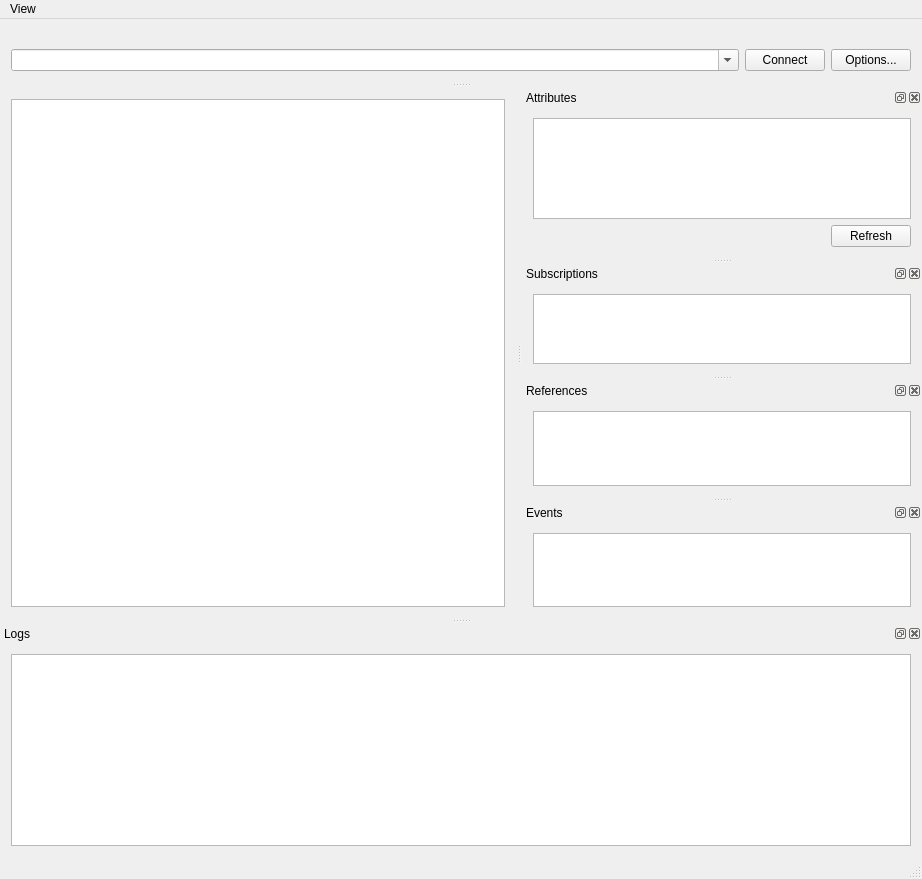
First picture: the form in client/mainwindow_ui.ui, repository ilManno/OPCUA_PyClient_NodeServer, before the edit.
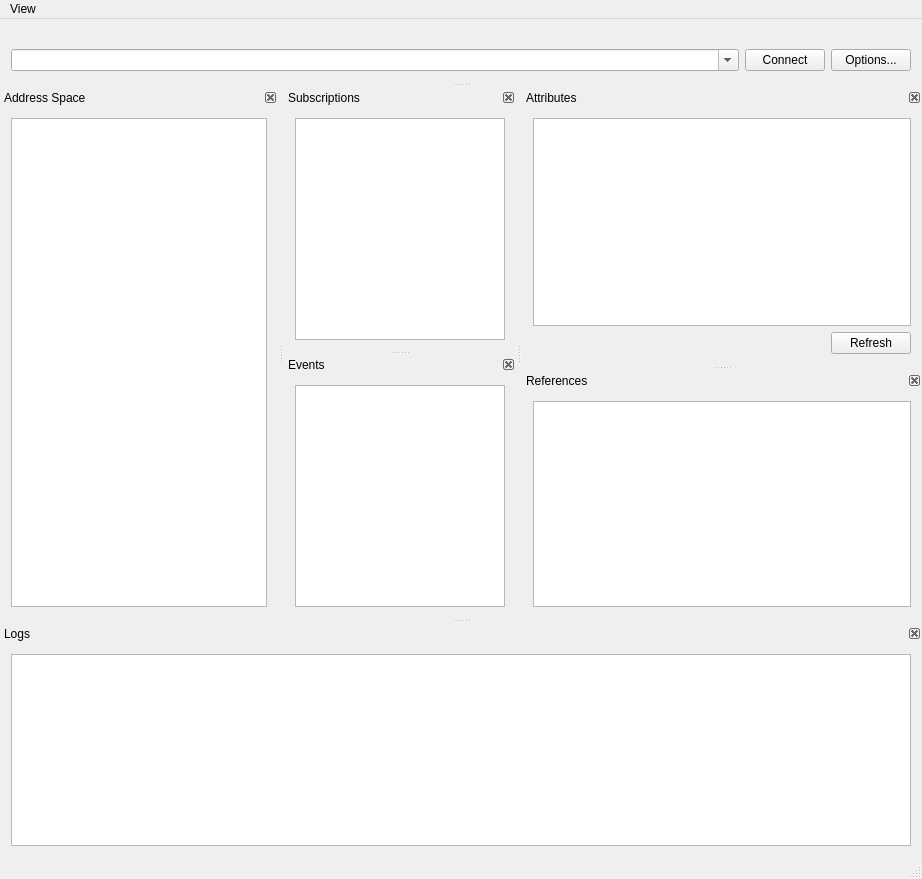
Second picture: the form after the edit. Icons and pictures are not drawn.

Commit message: Change docks placement and fix address space context menu

```diff
--- a/client/mainwindow_ui.ui
+++ b/client/mainwindow_ui.ui
@@ -18,37 +18,103 @@
     <normaloff>uawidgets/icons/client.svg</normaloff>uawidgets/icons/client.svg</iconset>
   </property>
   <widget class="QWidget" name="centralWidget">
-   <layout class="QGridLayout" name="gridLayout_2">
+   <layout class="QGridLayout" name="gridLayout_7">
+    <property name="leftMargin">
+     <number>0</number>
+    </property>
+    <property name="topMargin">
+     <number>0</number>
+    </property>
+    <property name="rightMargin">
+     <number>0</number>
+    </property>
+    <property name="bottomMargin">
+     <number>0</number>
+    </property>
     <item row="0" column="0">
      <widget class="QSplitter" name="splitter">
-      <property name="sizePolicy">
-       <sizepolicy hsizetype="Preferred" vsizetype="Preferred">
-        <horstretch>0</horstretch>
-        <verstretch>0</verstretch>
-       </sizepolicy>
-      </property>
       <property name="orientation">
-       <enum>Qt::Horizontal</enum>
+       <enum>Qt::Vertical</enum>
       </property>
-      <widget class="QTreeView" name="treeView">
+      <widget class="QDockWidget" name="subDockWidget">
        <property name="sizePolicy">
-        <sizepolicy hsizetype="Fixed" vsizetype="Expanding">
+        <sizepolicy hsizetype="Expanding" vsizetype="Preferred">
          <horstretch>0</horstretch>
          <verstretch>0</verstretch>
         </sizepolicy>
        </property>
-       <property name="contextMenuPolicy">
-        <enum>Qt::ActionsContextMenu</enum>
+       <property name="features">
+        <set>QDockWidget::DockWidgetClosable|QDockWidget::DockWidgetMovable</set>
        </property>
-       <property name="editTriggers">
-        <set>QAbstractItemView::NoEditTriggers</set>
+       <property name="windowTitle">
+        <string>Subscriptions</string>
        </property>
-       <property name="dragEnabled">
-        <bool>true</bool>
+       <widget class="QWidget" name="dockWidgetContents_7">
+        <property name="sizePolicy">
+         <sizepolicy hsizetype="Expanding" vsizetype="Preferred">
+          <horstretch>0</horstretch>
+          <verstretch>0</verstretch>
+         </sizepolicy>
+        </property>
+        <layout class="QGridLayout" name="gridLayout_3">
+         <item row="0" column="0">
+          <widget class="QTableView" name="subView">
+           <property name="acceptDrops">
+            <bool>true</bool>
+           </property>
+           <property name="editTriggers">
+            <set>QAbstractItemView::NoEditTriggers</set>
+           </property>
+           <property name="dragDropOverwriteMode">
+            <bool>false</bool>
+           </property>
+           <property name="dragDropMode">
+            <enum>QAbstractItemView::DropOnly</enum>
+           </property>
+           <attribute name="horizontalHeaderStretchLastSection">
+            <bool>true</bool>
+           </attribute>
+          </widget>
+         </item>
+        </layout>
+       </widget>
+      </widget>
+      <widget class="QDockWidget" name="evDockWidget">
+       <property name="sizePolicy">
+        <sizepolicy hsizetype="Expanding" vsizetype="Preferred">
+         <horstretch>0</horstretch>
+         <verstretch>0</verstretch>
+        </sizepolicy>
        </property>
-       <property name="dragDropMode">
-        <enum>QAbstractItemView::DragOnly</enum>
+       <property name="features">
+        <set>QDockWidget::DockWidgetClosable|QDockWidget::DockWidgetMovable</set>
        </property>
+       <property name="windowTitle">
+        <string>Events</string>
+       </property>
+       <widget class="QWidget" name="dockWidgetContents_8">
+        <property name="sizePolicy">
+         <sizepolicy hsizetype="Expanding" vsizetype="Preferred">
+          <horstretch>0</horstretch>
+          <verstretch>0</verstretch>
+         </sizepolicy>
+        </property>
+        <layout class="QGridLayout" name="gridLayout_2">
+         <item row="0" column="0">
+          <widget class="QListView" name="evView">
+           <property name="acceptDrops">
+            <bool>true</bool>
+           </property>
+           <property name="editTriggers">
+            <set>QAbstractItemView::NoEditTriggers</set>
+           </property>
+           <property name="dragDropMode">
+            <enum>QAbstractItemView::DropOnly</enum>
+           </property>
+          </widget>
+         </item>
+        </layout>
+       </widget>
       </widget>
      </widget>
     </item>
@@ -84,6 +150,9 @@
      <height>170</height>
     </size>
    </property>
+   <property name="features">
+    <set>QDockWidget::DockWidgetClosable|QDockWidget::DockWidgetMovable</set>
+   </property>
    <property name="windowTitle">
     <string>Attributes</string>
    </property>
@@ -106,9 +175,6 @@
     <layout class="QGridLayout" name="gridLayout_4">
      <item row="0" column="0" colspan="2">
       <widget class="QTreeView" name="attrView">
-       <property name="sizeAdjustPolicy">
-        <enum>QAbstractScrollArea::AdjustToContents</enum>
-       </property>
        <property name="editTriggers">
         <set>QAbstractItemView::AllEditTriggers</set>
        </property>
@@ -212,49 +278,6 @@
     </layout>
    </widget>
   </widget>
-  <widget class="QDockWidget" name="subDockWidget">
-   <property name="sizePolicy">
-    <sizepolicy hsizetype="Expanding" vsizetype="Preferred">
-     <horstretch>0</horstretch>
-     <verstretch>0</verstretch>
-    </sizepolicy>
-   </property>
-   <property name="windowTitle">
-    <string>Subscriptions</string>
-   </property>
-   <attribute name="dockWidgetArea">
-    <number>2</number>
-   </attribute>
-   <widget class="QWidget" name="dockWidgetContents_3">
-    <property name="sizePolicy">
-     <sizepolicy hsizetype="Expanding" vsizetype="Preferred">
-      <horstretch>0</horstretch>
-      <verstretch>0</verstretch>
-     </sizepolicy>
-    </property>
-    <layout class="QGridLayout" name="gridLayout_3">
-     <item row="0" column="0">
-      <widget class="QTableView" name="subView">
-       <property name="acceptDrops">
-        <bool>true</bool>
-       </property>
-       <property name="sizeAdjustPolicy">
-        <enum>QAbstractScrollArea::AdjustToContents</enum>
-       </property>
-       <property name="editTriggers">
-        <set>QAbstractItemView::NoEditTriggers</set>
-       </property>
-       <property name="dragDropOverwriteMode">
-        <bool>false</bool>
-       </property>
-       <property name="dragDropMode">
-        <enum>QAbstractItemView::DropOnly</enum>
-       </property>
-      </widget>
-     </item>
-    </layout>
-   </widget>
-  </widget>
   <widget class="QDockWidget" name="refDockWidget">
    <property name="sizePolicy">
     <sizepolicy hsizetype="Expanding" vsizetype="Preferred">
@@ -262,6 +285,9 @@
      <verstretch>0</verstretch>
     </sizepolicy>
    </property>
+   <property name="features">
+    <set>QDockWidget::DockWidgetClosable|QDockWidget::DockWidgetMovable</set>
+   </property>
    <property name="windowTitle">
     <string>References</string>
    </property>
@@ -281,30 +307,36 @@
        <property name="editTriggers">
         <set>QAbstractItemView::NoEditTriggers</set>
        </property>
+       <attribute name="horizontalHeaderStretchLastSection">
+        <bool>true</bool>
+       </attribute>
       </widget>
      </item>
     </layout>
    </widget>
   </widget>
-  <widget class="QDockWidget" name="evDockWidget">
+  <widget class="QDockWidget" name="treeDockWidget">
    <property name="sizePolicy">
     <sizepolicy hsizetype="Expanding" vsizetype="Preferred">
      <horstretch>0</horstretch>
      <verstretch>0</verstretch>
     </sizepolicy>
    </property>
+   <property name="features">
+    <set>QDockWidget::DockWidgetClosable|QDockWidget::DockWidgetMovable</set>
+   </property>
    <property name="windowTitle">
-    <string>Events</string>
+    <string>Address Space</string>
    </property>
    <attribute name="dockWidgetArea">
-    <number>2</number>
+    <number>1</number>
    </attribute>
    <widget class="QWidget" name="dockWidgetContents_5">
     <layout class="QGridLayout" name="gridLayout_5">
      <item row="0" column="0">
-      <widget class="QListView" name="evView">
-       <property name="acceptDrops">
-        <bool>true</bool>
+      <widget class="QTreeView" name="treeView">
+       <property name="contextMenuPolicy">
+        <enum>Qt::ActionsContextMenu</enum>
        </property>
        <property name="editTriggers">
         <set>QAbstractItemView::NoEditTriggers</set>
@@ -318,6 +350,9 @@
    </widget>
   </widget>
   <widget class="QDockWidget" name="logDockWidget">
+   <property name="features">
+    <set>QDockWidget::DockWidgetClosable|QDockWidget::DockWidgetMovable</set>
+   </property>
    <property name="windowTitle">
     <string>Logs</string>
    </property>
```
Left out of the diff: 19 changed lines with no effect on the pictures. The commit also changes 5 other files.
